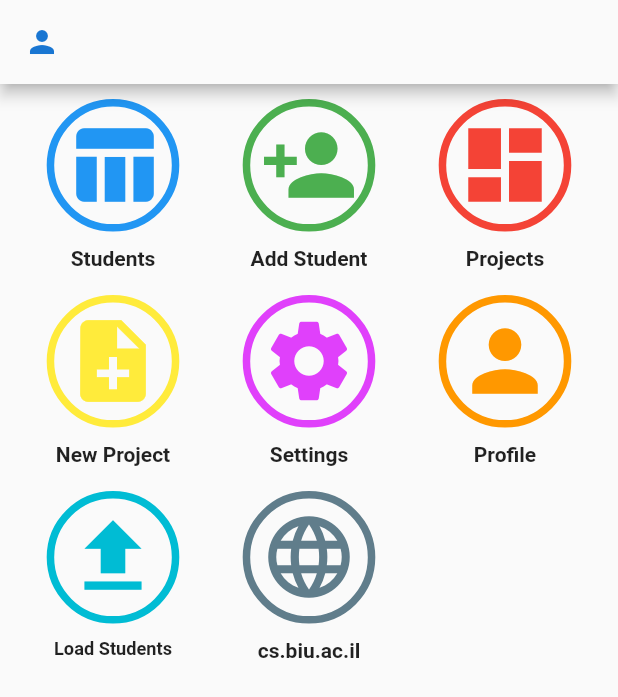
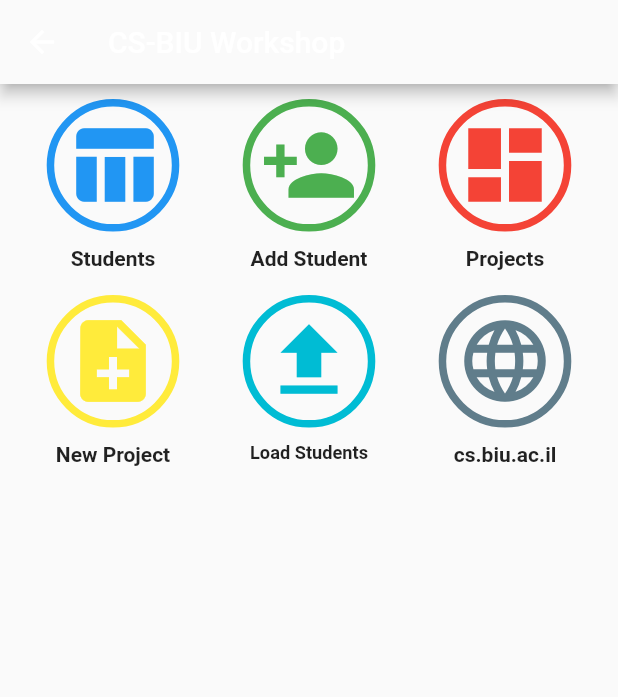
Before and after one commit to evyatar18/CSBIU-Project-Workshop, a Flutter app: the MainMenu screen opened directly, on a phone screen of 412 x 824 dp. Shown: the top 697 px of the screen. Run offline on Flutter 3.47's test engine with Material 2 defaults, Android fonts, the phone set to English and light mode, and no system bars; our stand-ins replace bubble_bottom_bar, cloud_firestore, csv, file_picker, firebase_auth, firebase_core and 10 more; missing offline and left inert: directory_picker, flamingo, flutter_email_sender, html_editor, json_table, mutex; accounts and stored records are empty; statements that could not run were skipped.

Commit message:
removed unused components

```diff
--- a/workshop_digitalization/lib/menu/ui/main_menu.dart
+++ b/workshop_digitalization/lib/menu/ui/main_menu.dart
@@ -55,30 +55,8 @@ class MainMenu extends StatelessWidget {
   Widget build(BuildContext context) {
     return Scaffold(
       appBar: AppBar(
-        leading: Icon(Icons.person, color: Theme.of(context).primaryColorDark),
         backgroundColor: Theme.of(context).canvasColor,
-        // flexibleSpace: Image(
-        //   image: AssetImage('assets/logo.png'),
-        // ),
-      ),
-      drawer: Drawer(
-        child: ListView(
-          children: <Widget>[
-            UserAccountsDrawerHeader(
-              accountName: Text('FULL NAME'),
-              accountEmail: Text('email@email.com'),
-              currentAccountPicture: Icon(Icons.person),
-              decoration: BoxDecoration(color: Colors.blueAccent),
-            ),
-            ListTile(
-              trailing: Icon(
-                Icons.settings,
-                color: Theme.of(context).primaryColorDark,
-              ),
-              title: Text('Settings'),
-            )
-          ],
-        ),
+        title: Text("CS-BIU Workshop"),
       ),
       body: Padding(
         padding: EdgeInsets.all(10),
@@ -101,9 +79,6 @@ class MainMenu extends StatelessWidget {
               ),
               onPressed: () => pushNewStudentScreen(context),
             ),
-            // Center(
-            //   child:
-            // ),
             FlatButton(
               child: BigIcon(
                 icon: Icons.dashboard,
@@ -119,22 +94,6 @@ class MainMenu extends StatelessWidget {
                 color: Colors.yellow,
               ),
               onPressed: () => pushNewProjectScreen(context),
-            ),
-            FlatButton(
-              child: BigIcon(
-                icon: Icons.settings,
-                text: 'Settings',
-                color: Colors.purpleAccent,
-              ),
-              onPressed: () => pushSettingsScreen(context),
-            ),
-            FlatButton(
-              child: BigIcon(
-                icon: Icons.person,
-                text: 'Profile',
-                color: Colors.orange,
-              ),
-              onPressed: () {},
             ),
             FlatButton(
               child: BigIcon(
```
Also changed, not shown: workshop_digitalization/lib/menu/ui/bottom_fab.dart (+8 -28 lines).
